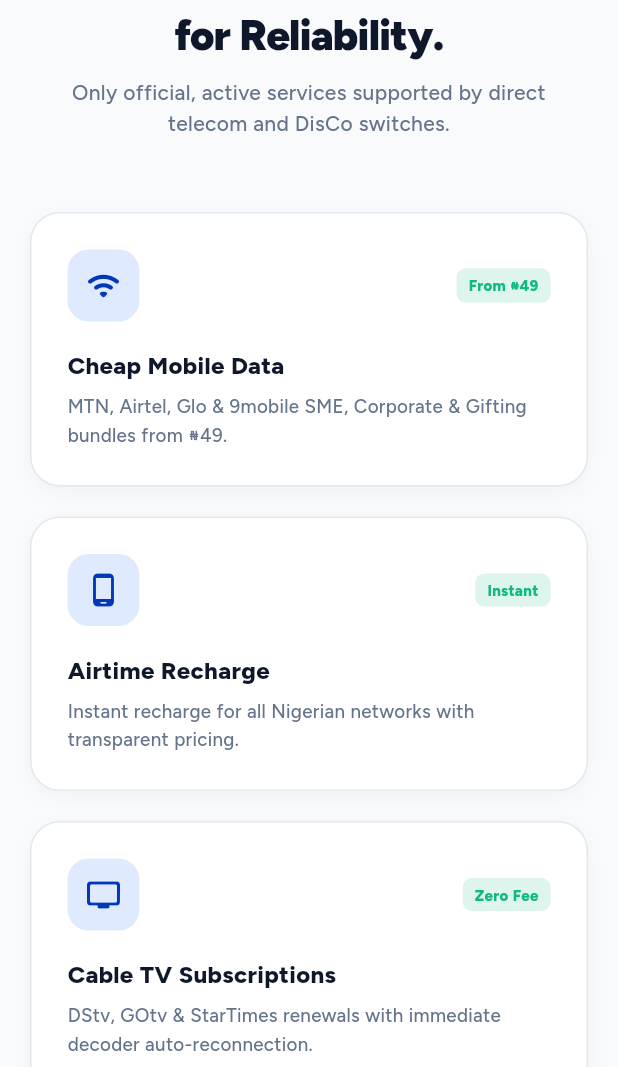
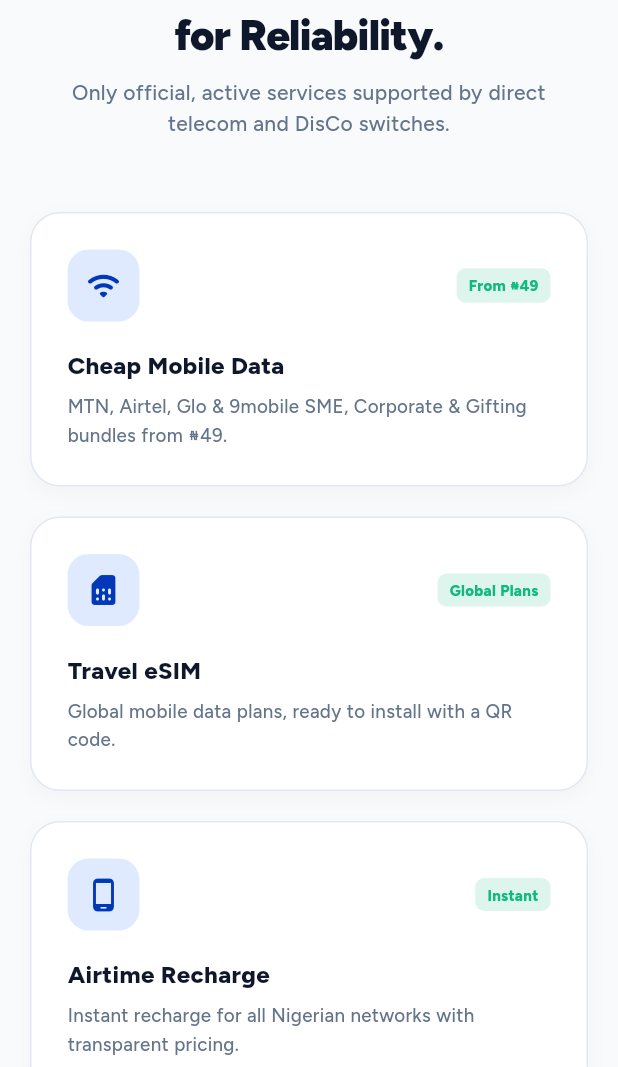
Before and after one commit to Adevictorolu/Avotek, a Flutter app: the LandingScreen screen opened by its route, scrolled down 2304 dp, on a phone screen of 412 x 824 dp, the part 169-1236 px from its top. Run offline on Flutter 3.47's test engine with Material 3 defaults, Android fonts, the phone set to English and light mode, and no system bars; our stand-ins replace file_picker, flutter_secure_storage, go_router, google_fonts, google_sign_in, local_auth and 5 more; missing offline and left inert: dart:html; accounts and stored records are empty; network calls fail; statements that could not run were skipped.

Commit message:
feat(web): show travel eSIM in homepage services
Add the eSIM card to the public services catalog so visitors can discover it before signing in.

Co-authored-by: Copilot <223556219+Copilot@users.noreply.github.com>

```diff
--- a/avotek/avotek_flutter/lib/screens/landing/landing_screen.dart
+++ b/avotek/avotek_flutter/lib/screens/landing/landing_screen.dart
@@ -1872,6 +1872,13 @@ class _LandingScreenState extends State<LandingScreen>
         '/services/data',
       ),
       (
+        'Travel eSIM',
+        'Global mobile data plans, ready to install with a QR code.',
+        Icons.sim_card_rounded,
+        'Global Plans',
+        '/services/esim',
+      ),
+      (
         'Airtime Recharge',
         'Instant recharge for all Nigerian networks with transparent pricing.',
         Icons.phone_android_rounded,
```
